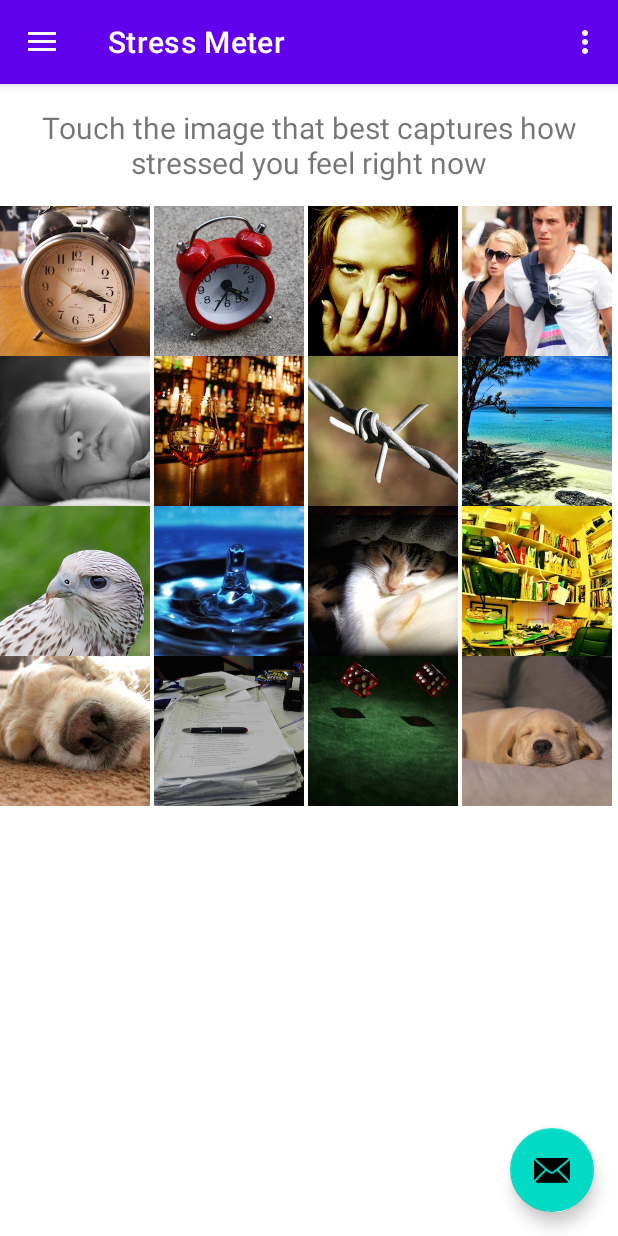
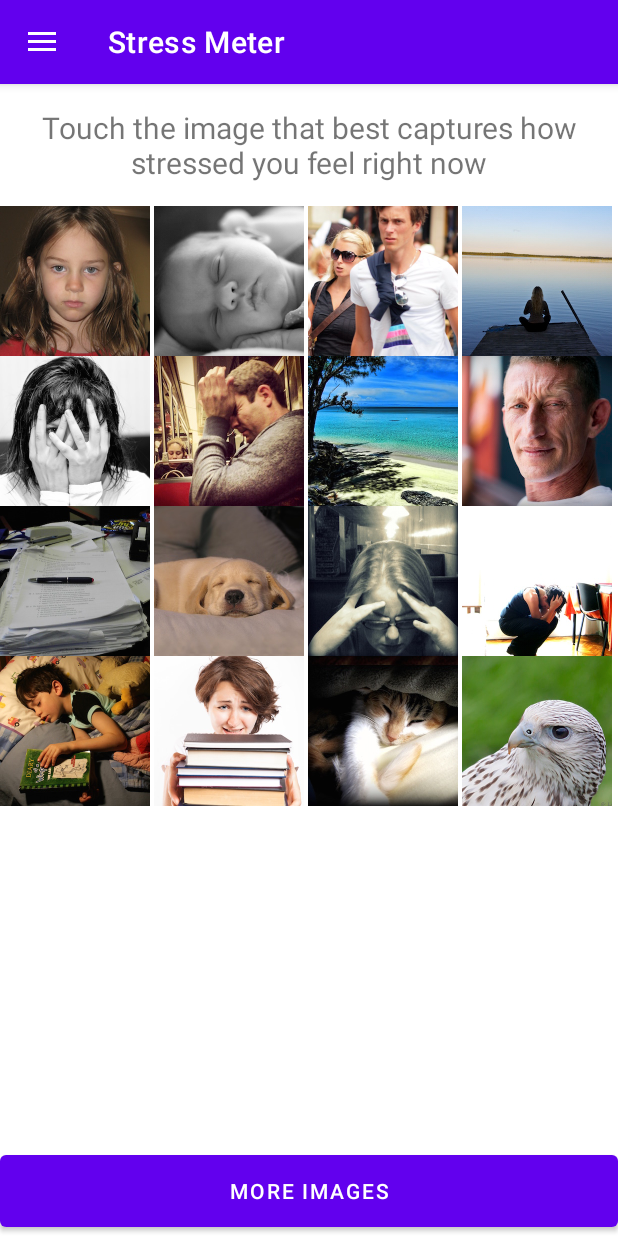
Before and after one commit to shotarokuma/stress-master, an Android app: the screen it shows after launch (MainActivity), on a phone screen of 412 x 824 dp. Run offline under Robolectric (Android 15) with nearby library versions, the phone set to English and light mode, and no system bars; our stand-ins replace navigation-ui.

Commit message:
implement feature of updating images

```diff
--- a/app/src/main/java/com/example/shotaro_kumagai_stress_master/MainActivity.kt
+++ b/app/src/main/java/com/example/shotaro_kumagai_stress_master/MainActivity.kt
@@ -1,7 +1,6 @@
 package com.example.shotaro_kumagai_stress_master
 
 import android.os.Bundle
-import android.view.Menu
 import com.google.android.material.snackbar.Snackbar
 import com.google.android.material.navigation.NavigationView
 import androidx.navigation.findNavController
@@ -25,11 +24,6 @@ class MainActivity : AppCompatActivity() {
         setContentView(binding.root)
 
         setSupportActionBar(binding.appBarMain.toolbar)
-
-        binding.appBarMain.fab.setOnClickListener { view ->
-            Snackbar.make(view, "Replace with your own action", Snackbar.LENGTH_LONG)
-                .setAction("Action", null).show()
-        }
         val drawerLayout: DrawerLayout = binding.drawerLayout
         val navView: NavigationView = binding.navView
         val navController = findNavController(R.id.nav_host_fragment_content_main)
@@ -44,12 +38,6 @@ class MainActivity : AppCompatActivity() {
         navView.setupWithNavController(navController)
     }
 
-    override fun onCreateOptionsMenu(menu: Menu): Boolean {
-        // Inflate the menu; this adds items to the action bar if it is present.
-        menuInflater.inflate(R.menu.main, menu)
-        return true
-    }
-
     override fun onSupportNavigateUp(): Boolean {
         val navController = findNavController(R.id.nav_host_fragment_content_main)
         return navController.navigateUp(appBarConfiguration) || super.onSupportNavigateUp()
--- a/app/src/main/java/com/example/shotaro_kumagai_stress_master/ui/stressMeter/StressAdapter.kt
+++ b/app/src/main/java/com/example/shotaro_kumagai_stress_master/ui/stressMeter/StressAdapter.kt
@@ -1,6 +1,7 @@
 package com.example.shotaro_kumagai_stress_master.ui.stressMeter
 
 import android.content.Context
+import android.database.DataSetObserver
 import android.view.LayoutInflater
 import android.view.View
 import android.view.ViewGroup
@@ -25,6 +26,7 @@ class StressAdapter(
     override fun getItemId(p0: Int): Long {
         return 0
     }
+
     override fun getView(
         position: Int,
         target: View?,
--- a/app/src/main/java/com/example/shotaro_kumagai_stress_master/ui/stressMeter/StressMeterFragment.kt
+++ b/app/src/main/java/com/example/shotaro_kumagai_stress_master/ui/stressMeter/StressMeterFragment.kt
@@ -4,6 +4,7 @@ import android.os.Bundle
 import android.view.LayoutInflater
 import android.view.View
 import android.view.ViewGroup
+import android.widget.Button
 import android.widget.GridView
 import androidx.fragment.app.Fragment
 import com.example.shotaro_kumagai_stress_master.R
@@ -12,6 +13,8 @@ class StressMeterFragment : Fragment() {
     private lateinit var stressView: View
     private lateinit var myAdapter: StressAdapter
     private lateinit var stressGrid: GridView
+    private lateinit var  moreImgButton: Button
+    private lateinit var  images: Array<Int>
 
     override fun onCreateView(
         inflater: LayoutInflater,
@@ -20,8 +23,16 @@ class StressMeterFragment : Fragment() {
     ): View {
         stressView = inflater.inflate(R.layout.fragment_stress_meter,container, false)
         stressGrid = stressView.findViewById<GridView>(R.id.stress_grid)
-        myAdapter = StressAdapter(stressView.context, IMAGES,16)
+
+        images = IMAGES.asSequence().shuffled().take(16).toList().toTypedArray()
+        myAdapter = StressAdapter(stressView.context, images,16)
         stressGrid.adapter = myAdapter
+        moreImgButton = stressView.findViewById(R.id.more_image)
+        moreImgButton.setOnClickListener {
+            images =  IMAGES.asSequence().shuffled().take(16).toList().toTypedArray()
+            myAdapter = StressAdapter(stressView.context, images,16)
+            stressGrid.adapter = myAdapter
+        }
         return stressView
     }
 
@@ -42,9 +53,43 @@ class StressMeterFragment : Fragment() {
             R.drawable.psm_dog_sleeping,
             R.drawable.psm_exam4,
             R.drawable.psm_gambling4,
-            R.drawable.psm_puppy
+            R.drawable.psm_headache,
+            R.drawable.psm_headache2,
+            R.drawable.psm_hiking3,
+            R.drawable.psm_kettle,
+            R.drawable.psm_lake3,
+            R.drawable.psm_lawn_chairs3,
+            R.drawable.psm_lonely,
+            R.drawable.psm_lonely2,
+            R.drawable.psm_mountains11,
+            R.drawable.psm_neutral_child,
+            R.drawable.psm_neutral_person2,
+            R.drawable.psm_peaceful_person,
+            R.drawable.psm_puppy,
+            R.drawable.psm_puppy3,
+            R.drawable.psm_reading_in_bed2,
+            R.drawable.psm_running3,
+            R.drawable.psm_running4,
+            R.drawable.psm_sticky_notes2,
+            R.drawable.psm_stressed_person3,
+            R.drawable.psm_stressed_person4,
+            R.drawable.psm_stressed_person6,
+            R.drawable.psm_stressed_person7,
+            R.drawable.psm_stressed_person8,
+            R.drawable.psm_stressed_person12,
+            R.drawable.psm_talking_on_phone2,
+            R.drawable.psm_to_do_list,
+            R.drawable.psm_to_do_list3,
+            R.drawable.psm_wine3,
+            R.drawable.psm_work4,
+            R.drawable.psm_yoga4
         )
 
-        val SCORE: Array<Int> = arrayOf(1, 3, 3, 2, 3, 4, 1, 5, 1, 1, 4, 5, 5, 3, 3)
+        val SCORE: Array<Int> = arrayOf(
+            1, 3, 3, 2, 3, 4, 1, 5, 1, 1, 4,
+            1, 3, 3, 2, 3, 4, 1, 5, 1, 1, 4,
+            1, 3, 3, 2, 3, 4, 1, 5, 1, 1, 4,
+            1, 3, 3, 2, 3, 4, 1, 5, 1, 1, 4,
+        )
     }
 }
--- a/app/src/main/res/layout/app_bar_main.xml
+++ b/app/src/main/res/layout/app_bar_main.xml
@@ -22,13 +22,4 @@
 
     <include layout="@layout/content_main" />
 
-    <com.google.android.material.floatingactionbutton.FloatingActionButton
-        android:id="@+id/fab"
-        android:layout_width="wrap_content"
-        android:layout_height="wrap_content"
-        android:layout_gravity="bottom|end"
-        android:layout_marginEnd="@dimen/fab_margin"
-        android:layout_marginBottom="16dp"
-        app:srcCompat="@android:drawable/ic_dialog_email" />
-
 </androidx.coordinatorlayout.widget.CoordinatorLayout>
--- a/app/src/main/res/layout/fragment_stress_meter.xml
+++ b/app/src/main/res/layout/fragment_stress_meter.xml
@@ -1,19 +1,16 @@
 <?xml version="1.0" encoding="utf-8"?>
-<androidx.constraintlayout.widget.ConstraintLayout xmlns:android="http://schemas.android.com/apk/res/android"
+<RelativeLayout
+    xmlns:android="http://schemas.android.com/apk/res/android"
     xmlns:app="http://schemas.android.com/apk/res-auto"
     xmlns:tools="http://schemas.android.com/tools"
     android:layout_width="match_parent"
     android:layout_height="match_parent"
     tools:context=".ui.stressMeter.StressMeterFragment">
-
     <LinearLayout
-        android:id="@+id/linearLayout"
-        android:layout_width="0dp"
+        android:layout_width="match_parent"
         android:layout_height="wrap_content"
         android:orientation="vertical"
-        app:layout_constraintEnd_toEndOf="parent"
-        app:layout_constraintStart_toStartOf="parent"
-        app:layout_constraintTop_toTopOf="parent">
+        >
         <TextView
             android:layout_width="wrap_content"
             android:layout_height="wrap_content"
@@ -27,6 +24,15 @@
             android:id="@+id/stress_grid"
             android:numColumns="4"
             android:layout_width="match_parent"
-            android:layout_height="match_parent"/>
+            android:layout_height="match_parent"
+            />
     </LinearLayout>
-</androidx.constraintlayout.widget.ConstraintLayout>
+    <Button
+        android:id="@+id/more_image"
+        android:layout_width="match_parent"
+        android:layout_height="60dp"
+        android:layout_gravity="center_horizontal|bottom"
+        android:text="@string/more_image"
+        android:layout_alignParentBottom="true"
+        />
+</RelativeLayout>
--- a/app/src/main/res/menu/main.xml
+++ /dev/null
@@ -1,9 +0,0 @@
-<?xml version="1.0" encoding="utf-8"?>
-<menu xmlns:android="http://schemas.android.com/apk/res/android"
-    xmlns:app="http://schemas.android.com/apk/res-auto">
-    <item
-        android:id="@+id/action_settings"
-        android:orderInCategory="100"
-        android:title="@string/action_settings"
-        app:showAsAction="never" />
-</menu>
--- a/app/src/main/res/values/strings.xml
+++ b/app/src/main/res/values/strings.xml
@@ -12,4 +12,5 @@
     <string name="nav_header_title">Stress Meter</string>
     <string name="nav_header_subtitle">shoutarou.kuma59@gmail.com</string>
     <string name="detail_app">Touch the image that best captures how stressed you feel right now</string>
+    <string name="more_image">More images</string>
 </resources>
```
Also changed, not shown: 1 other file.
